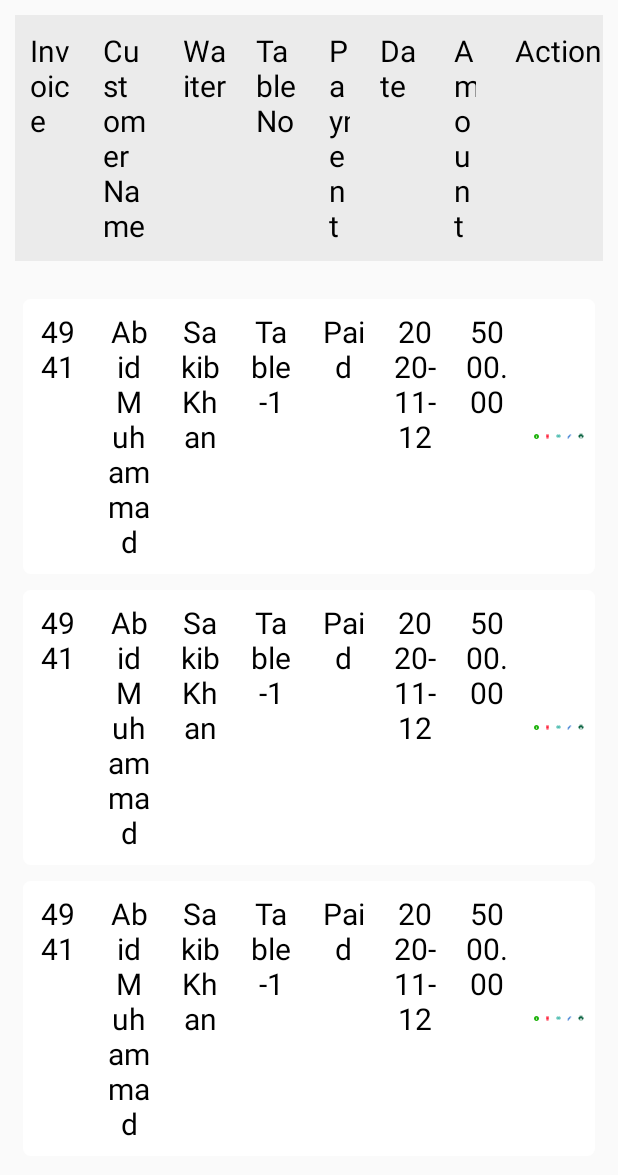
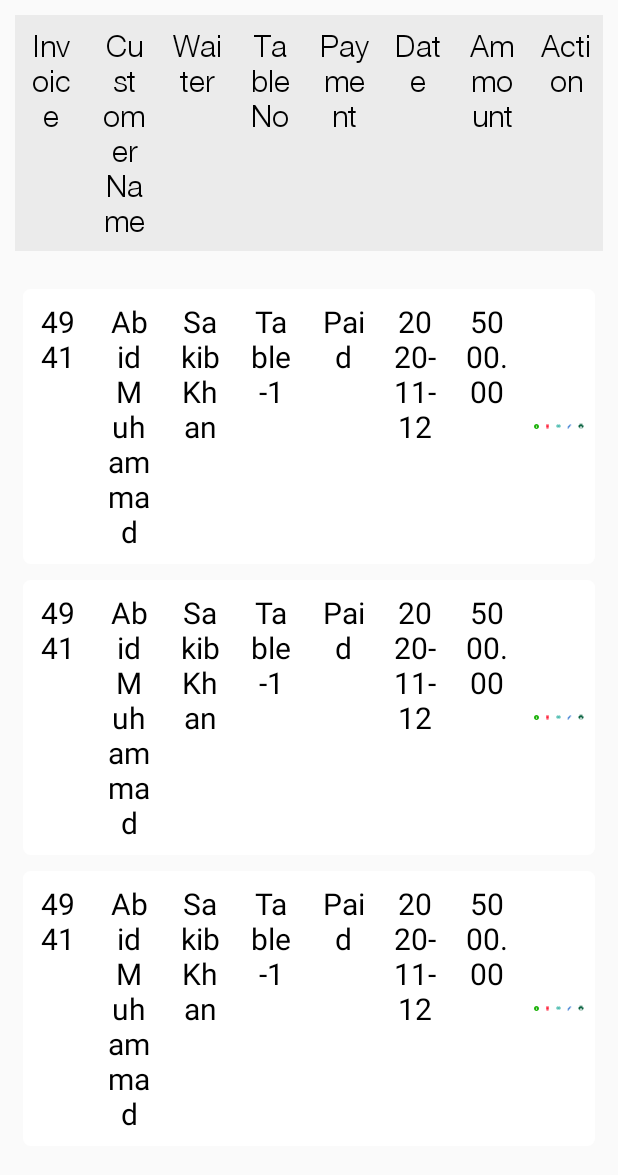
Before and after one commit to Kayuemkhan/Bhonjon-Restaurant-POS-, an Android app: the layout fragment_online_order.xml on its own in the app's theme, with its tools: preview values and no code run, on a phone screen of 412 x 824 dp. Shown: the top 1175 px of the screen. Run offline under Robolectric (Android 15) with nearby library versions, the phone set to English and light mode, and no system bars.

Commit message:
online order Upper  update

```diff
--- a/app/build.gradle
+++ b/app/build.gradle
@@ -19,14 +19,16 @@ android {
         release {
             minifyEnabled false
             proguardFiles getDefaultProguardFile('proguard-android-optimize.txt'), 'proguard-rules.pro'
-//            buildConfigField "String", 'BASE_URL', '"https://soft14.bdtask.com/bhojon26/appv1/"'
             buildConfigField "String", 'BASE_URL', '"https://soft14.bdtask.com/bhojon26/appv1/"'
+//            buildConfigField "String", 'BASE_URL', '"https://soft14.bdtask.com/bhojon23_latest/appv1/"'
         }
         debug {
             debuggable true
             minifyEnabled false
             proguardFiles getDefaultProguardFile('proguard-android-optimize.txt'), 'proguard-rules.pro'
+//            buildConfigField "String", 'BASE_URL', '"https://soft14.bdtask.com/bhojon23_latest/appv1/"'
             buildConfigField "String", 'BASE_URL', '"https://soft14.bdtask.com/bhojon26/appv1/"'
+
         }
     }
     compileOptions {
--- a/app/src/main/res/layout/fragment_online_order.xml
+++ b/app/src/main/res/layout/fragment_online_order.xml
@@ -46,85 +46,101 @@
                 android:weightSum="8">
 
                 <TextView
+
+                    android:fontFamily="@font/helvatica_light"
                     android:layout_width="0dp"
                     android:layout_height="wrap_content"
                     android:layout_weight="1"
-                    android:padding="10dp"
+                    android:padding="8dp"
                     android:text="Invoice"
-                    android:textAlignment="textStart"
+                    android:textAlignment="center"
                     android:textColor="@color/black"
                     android:textSize="20sp" />
 
                 <TextView
+                    android:fontFamily="@font/helvatica_light"
+
                     android:layout_width="0dp"
                     android:layout_height="wrap_content"
-                    android:layout_weight="1.1"
-                    android:padding="10dp"
+                    android:layout_weight="1"
+                    android:padding="8dp"
                     android:text="Customer Name"
-                    android:textAlignment="textStart"
+                    android:textAlignment="center"
                     android:textColor="@color/black"
                     android:textSize="20sp" />
 
                 <TextView
+                    android:fontFamily="@font/helvatica_light"
+
                     android:layout_width="0dp"
                     android:layout_height="wrap_content"
                     android:layout_weight="1"
-                    android:padding="10dp"
+                    android:padding="8dp"
                     android:text="Waiter"
-                    android:textAlignment="textStart"
+                    android:textAlignment="center"
                     android:textColor="@color/black"
                     android:textSize="20sp" />
 
                 <TextView
+                    android:fontFamily="@font/helvatica_light"
+
                     android:layout_width="0dp"
                     android:layout_height="wrap_content"
                     android:layout_weight="1"
-                    android:padding="10dp"
+                    android:padding="8dp"
                     android:text="Table No"
-                    android:textAlignment="textStart"
+                    android:textAlignment="center"
                     android:textColor="@color/black"
                     android:textSize="20sp" />
 
                 <TextView
+                    android:fontFamily="@font/helvatica_light"
+
                     android:layout_width="0dp"
                     android:layout_height="wrap_content"
-                    android:layout_weight=".7"
-                    android:padding="10dp"
+                    android:layout_weight="1"
+                    android:padding="8dp"
                     android:text="Payment"
-                    android:textAlignment="textStart"
+                    android:textAlignment="center"
                     android:textColor="@color/black"
                     android:textSize="20sp" />
 
                 <TextView
+                    android:fontFamily="@font/helvatica_light"
+
                     android:layout_width="0dp"
                     android:layout_height="wrap_content"
                     android:layout_weight="1"
-                    android:padding="10dp"
+                    android:padding="8dp"
                     android:text="Date"
-                    android:textAlignment="textStart"
+                    android:textAlignment="center"
                     android:textColor="@color/black"
                     android:textSize="20sp" />
 
                 <TextView
+                    android:fontFamily="@font/helvatica_light"
+
                     android:layout_width="0dp"
                     android:layout_height="wrap_content"
-                    android:layout_weight=".7"
-                    android:padding="10dp"
+                    android:layout_weight="1"
+                    android:padding="8dp"
                     android:text="Ammount"
-                    android:textAlignment="textStart"
+                    android:textAlignment="center"
                     android:textColor="@color/black"
                     android:textSize="20sp" />
 
                 <TextView
+                    android:fontFamily="@font/helvatica_light"
                     android:layout_width="0dp"
                     android:layout_height="wrap_content"
-                    android:layout_weight="1.8"
-                    android:padding="10dp"
+                    android:layout_weight="1"
+                    android:padding="8dp"
                     android:text="Action"
                     android:textAlignment="center"
                     android:textColor="@color/black"
                     android:textSize="20sp" />
             </LinearLayout>
+
 
             <androidx.recyclerview.widget.RecyclerView
                 android:id="@+id/onlineOrderRecylerview"
```
Also changed, not shown: app/src/main/java/com/bdtask/bhojonrestaurantpos/fragments/OngoingOrderFragment.java (+26 -7 lines), app/src/main/java/com/bdtask/bhojonrestaurantpos/modelClass/Billadjustment/PaymentInfo.java (+7 -7 lines).
